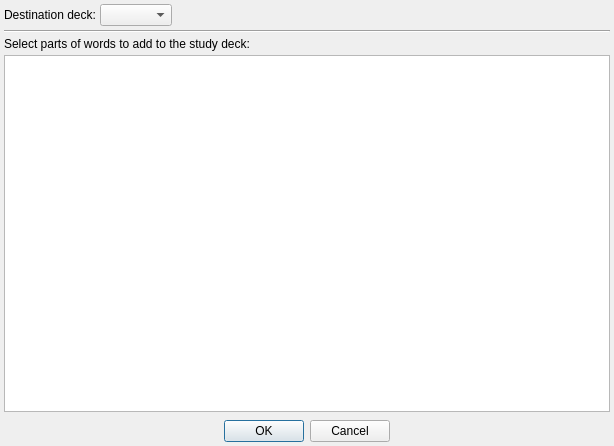
Above: wordtodeckform.ui from z1dev/zkanji before the change. Below: the same form after it.
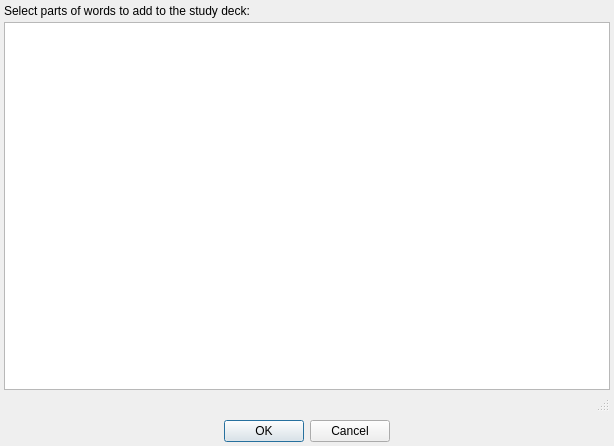
That is the form after the change. Custom widgets are drawn as their Qt base class.

Commit message: * Saving and restoring the size of the word to deck form.

Diff of the .ui file:
```diff
--- a/wordtodeckform.ui
+++ b/wordtodeckform.ui
@@ -30,63 +30,6 @@
     <property name="bottomMargin">
      <number>4</number>
     </property>
-    <item>
-     <widget class="QWidget" name="decksWidget" native="true">
-      <layout class="QHBoxLayout" name="horizontalLayout">
-       <property name="spacing">
-        <number>4</number>
-       </property>
-       <property name="leftMargin">
-        <number>0</number>
-       </property>
-       <property name="topMargin">
-        <number>0</number>
-       </property>
-       <property name="rightMargin">
-        <number>0</number>
-       </property>
-       <property name="bottomMargin">
-        <number>0</number>
-       </property>
-       <item>
-        <widget class="QLabel" name="label">
-         <property name="sizePolicy">
-          <sizepolicy hsizetype="Fixed" vsizetype="Preferred">
-           <horstretch>0</horstretch>
-           <verstretch>0</verstretch>
-          </sizepolicy>
-         </property>
-         <property name="text">
-          <string>Destination deck:</string>
-         </property>
-        </widget>
-       </item>
-       <item>
-        <widget class="QComboBox" name="decksCBox"/>
-       </item>
-       <item>
-        <spacer name="horizontalSpacer">
-         <property name="orientation">
-          <enum>Qt::Horizontal</enum>
-         </property>
-         <property name="sizeHint" stdset="0">
-          <size>
-           <width>40</width>
-           <height>20</height>
-          </size>
-         </property>
-        </spacer>
-       </item>
-      </layout>
-     </widget>
-    </item>
-    <item>
-     <widget class="Line" name="line">
-      <property name="orientation">
-       <enum>Qt::Horizontal</enum>
-      </property>
-     </widget>
-    </item>
     <item>
      <widget class="QLabel" name="label_2">
       <property name="text">
@@ -107,8 +50,7 @@
        </widget>
       </item>
       <item>
-       <widget class="ZStatusBar" name="listStatus" native="true">
-       </widget>
+       <widget class="ZStatusBar" name="listStatus"/>
       </item>
      </layout>
     </item>
@@ -131,7 +73,7 @@
  <customwidgets>
   <customwidget>
    <class>ZStatusBar</class>
-   <extends>QWidget</extends>
+   <extends>QStatusBar</extends>
    <header>zstatusbar.h</header>
    <container>1</container>
   </customwidget>
```
Left out of the diff: 2 changed lines with no effect on the pictures. The commit also changes 6 other files.
